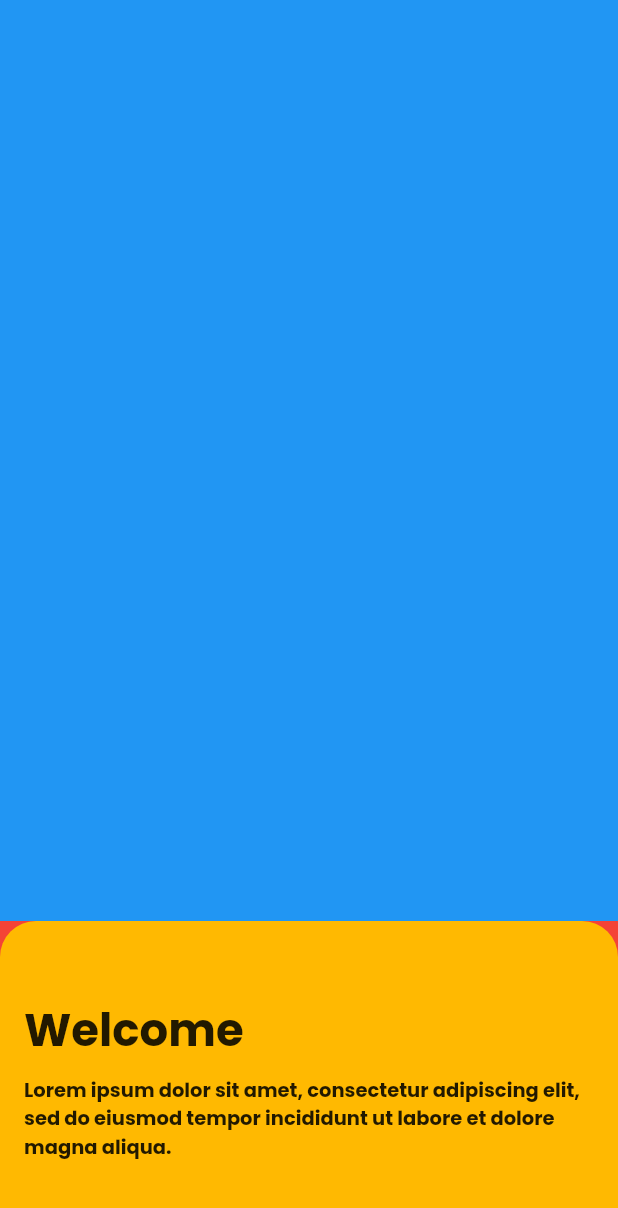
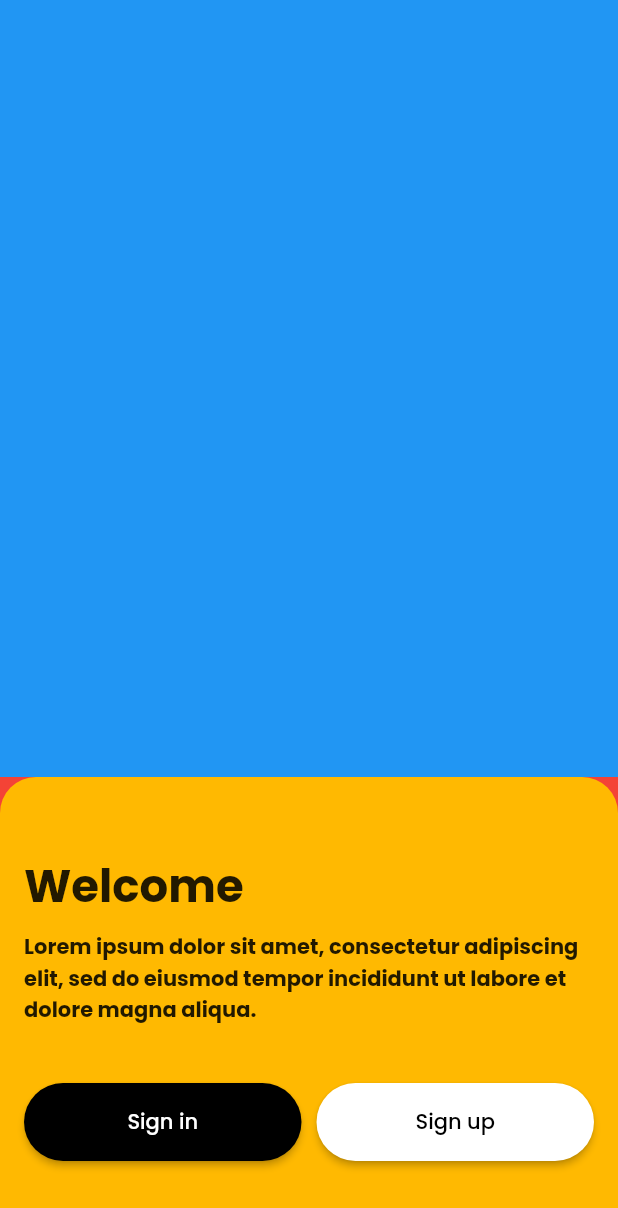
Before and after one commit to ehbarrionuevo/flutter_codigo2_ui_stack, a Flutter app: the InitPage screen opened directly, on a phone screen of 412 x 824 dp. Shown: the top 1208 px of the screen. Run offline on Flutter 3.47's test engine with Material 2 defaults, Android fonts, the phone set to English and light mode, and no system bars; our stand-ins replace flutter_svg, google_fonts.

Commit message:
init 8.3

```diff
--- a/lib/pages/init_page.dart
+++ b/lib/pages/init_page.dart
@@ -30,10 +30,7 @@ class InitPage extends StatelessWidget {
               children: [
                 Text(
                   "Welcome",
-                  style: TextStyle(
-                    fontSize: 30.0,
-                    fontWeight: FontWeight.bold
-                  ),
+                  style: TextStyle(fontSize: 30.0, fontWeight: FontWeight.bold),
                 ),
                 SizedBox(
                   height: 8.0,
@@ -42,10 +39,56 @@ class InitPage extends StatelessWidget {
                   "Lorem ipsum dolor sit amet, consectetur adipiscing elit, sed do eiusmod tempor incididunt ut labore et dolore magna aliqua.",
                   style: TextStyle(
                     fontWeight: FontWeight.bold,
-                    fontSize: 13.0,
+                    fontSize: 14.0,
                   ),
                 ),
-
+                SizedBox(
+                  height: 38.0,
+                ),
+                Row(
+                  children: [
+                    Expanded(
+                      child: SizedBox(
+                        height: 52,
+                        child: ElevatedButton(
+                          onPressed: () {},
+                          style: ElevatedButton.styleFrom(
+                            backgroundColor: Colors.black,
+                            shape: RoundedRectangleBorder(
+                              borderRadius: BorderRadius.circular(40.0),
+                            ),
+                          ),
+                          child: Text(
+                            "Sign in",
+                          ),
+                        ),
+                      ),
+                    ),
+                    SizedBox(
+                      width: 10.0,
+                    ),
+                    Expanded(
+                      child: SizedBox(
+                        height: 52,
+                        child: ElevatedButton(
+                          onPressed: () {},
+                          style: ElevatedButton.styleFrom(
+                            backgroundColor: Colors.white,
+                            shape: RoundedRectangleBorder(
+                              borderRadius: BorderRadius.circular(40.0),
+                            ),
+                          ),
+                          child: Text(
+                            "Sign up",
+                            style: TextStyle(
+                              color: Colors.black,
+                            ),
+                          ),
+                        ),
+                      ),
+                    ),
+                  ],
+                ),
               ],
             ),
           ),
```
